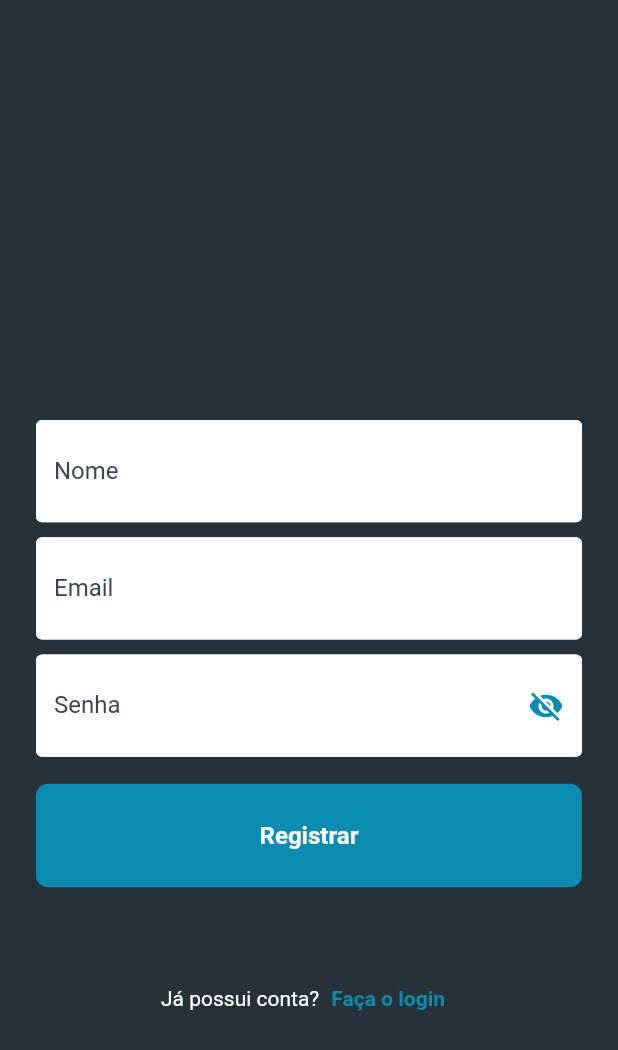
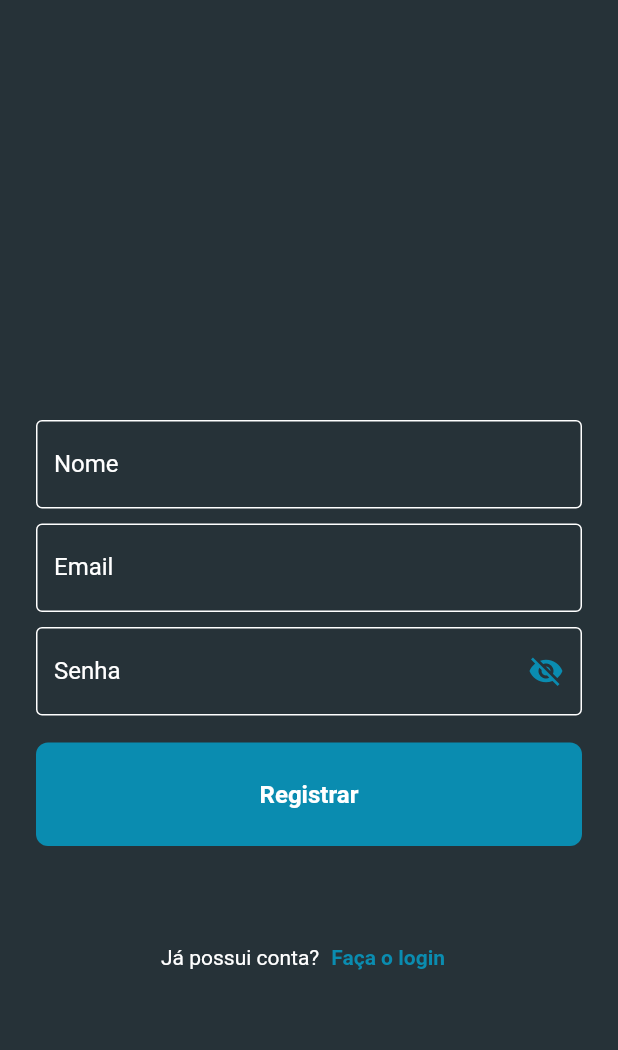
Before and after one commit to SamuelLuisGomes/monews_app, a Flutter app: the screen it shows after launch, after a tap on "Faça seu Cadastro", on a phone screen of 412 x 824 dp. Shown: the top 1050 px of the screen. Run offline on Flutter 3.47's test engine with Material 2 defaults, Android fonts, the light colour scheme and no system bars; our stand-ins replace cloud_firestore, firebase_auth, firebase_core; accounts and stored records are empty.

```diff
--- a/lib/views/autenticacao/login_view.dart
+++ b/lib/views/autenticacao/login_view.dart
@@ -45,65 +45,31 @@
                     SizedBox(
                       height: 280,
                     ),
-                    Container(
-                      decoration: BoxDecoration(border: Border.all(),
-                      borderRadius: BorderRadius.circular(12),),
-                      child: Row(
-                        children: [
-                        Padding(
-                          padding: EdgeInsets.all(8),
-                          child: Icon(
-                            Icons.email,
-                            color: Color.fromARGB(255, 10, 140, 176),
-                            // size: 32,
-                          ),
-                        ),
-                        Expanded(
-                          child:
-                          ),
-                      ],
+                    TextFormField(
+                      style: TextStyle(
+                        color: Colors.white,
 
                       ),
-                    )
-                    // TextFormField(
-                    //   style: TextStyle(
-                    //     color: Colors.white,
-
-                    //   ),
-                    //   /*== Criando o Input e adicionando suas características ==*/
-                    //   decoration: const InputDecoration(
-
-                    //     labelText: 'Email',
-                    //     labelStyle: TextStyle(
-                    //       color: Colors.white,
-
-                    //     ),
-                    //     prefix: Padding(
-                    //       padding: EdgeInsets.only(
-                    //         //left: 12,
-                    //         right: 8,
-
-                    //       ),
-                    //       child: Icon(
-                    //         Icons.email,
-                    //         color: Color.fromARGB(255, 10, 140, 176),
-                    //         // size: 32,
-                    //       ),
-                    //     ),
-                    //     enabledBorder: OutlineInputBorder(
-                    //       borderSide: BorderSide(color: Colors.white),
-                    //     ),
-                    //     focusedBorder: OutlineInputBorder(
-                    //         borderSide: BorderSide(
-                    //       color: Colors.white,
-                    //     )),
-                    //     fillColor: Colors.transparent,
-                    //     filled: true,
-                    //   ),
-                    //   controller: controller.emailController,
-                    //   validator: (value) =>
-                    //       FormularioController.validarEmail(value!),
-                    // ),
+                      /*== Criando o Input e adicionando suas características ==*/
+                      decoration: const InputDecoration(
+                        labelText: 'Email',
+                        labelStyle: TextStyle(
+                          color: Colors.white,
+                        ),
+                        enabledBorder: OutlineInputBorder(
+                          borderSide: BorderSide(color: Colors.white),
+                        ),
+                        focusedBorder: OutlineInputBorder(
+                            borderSide: BorderSide(
+                          color: Colors.white,
+                        )),
+                        fillColor: Colors.transparent,
+                        filled: true,
+                      ),
+                      controller: controller.emailController,
+                      validator: (value) =>
+                          FormularioController.validarEmail(value!),
+                    ),
                     SizedBox(
                       height: 10,
                     ),
@@ -116,10 +82,6 @@
                       decoration: InputDecoration(
                         labelText: 'Senha',
                         labelStyle: TextStyle(color: Colors.white),
-                        prefix: Icon(
-                          Icons.lock,
-                          color: Color.fromARGB(255, 10, 140, 176),
-                        ),
                         suffixIcon: IconButton(
                           icon: _obscureText
                               ? Icon(
--- a/lib/views/autenticacao/registro_view.dart
+++ b/lib/views/autenticacao/registro_view.dart
@@ -46,21 +46,21 @@
                     ),
                     TextFormField(
                       /*== Criando o Input e adicionando suas características ==*/
-                      decoration: InputDecoration(
+                      decoration: const InputDecoration(
                         labelText: 'Nome',
-                        labelStyle: TextStyle(color: Colors.blueGrey[800]),
-                        prefix: Icon(
-                          Icons.person,
-                          color: Color.fromARGB(255, 10, 140, 176),
+                        labelStyle: TextStyle(
+                          color: Colors.white,
                         ),
                         enabledBorder: OutlineInputBorder(
-                          borderSide: BorderSide(color: Colors.white),
+                          borderSide: BorderSide(
+                            color: Colors.white,
+                          ),
                         ),
                         focusedBorder: OutlineInputBorder(
                             borderSide: BorderSide(
                           color: Colors.white,
                         )),
-                        fillColor: Color.fromARGB(255, 255, 255, 255),
+                        fillColor: Colors.transparent,
                         filled: true,
                       ),
                       controller: controller.nomeController,
@@ -72,21 +72,21 @@
                     ),
                     TextFormField(
                       /*== Criando o Input e adicionando suas características ==*/
-                      decoration: InputDecoration(
+                      decoration: const InputDecoration(
                         labelText: 'Email',
-                        labelStyle: TextStyle(color: Colors.blueGrey[800]),
-                        prefix: Icon(
-                          Icons.email,
-                          color: Color.fromARGB(255, 10, 140, 176),
+                        labelStyle: TextStyle(
+                          color: Colors.white,
                         ),
                         enabledBorder: OutlineInputBorder(
-                          borderSide: BorderSide(color: Colors.white),
+                          borderSide: BorderSide(
+                            color: Colors.white,
+                          ),
                         ),
                         focusedBorder: OutlineInputBorder(
                             borderSide: BorderSide(
                           color: Colors.white,
                         )),
-                        fillColor: Color.fromARGB(255, 255, 255, 255),
+                        fillColor: Colors.transparent,
                         filled: true,
                       ),
                       controller: controller.emailController,
@@ -101,10 +101,8 @@
                       /*== Criando o Input e adicionando suas características ==*/
                       decoration: InputDecoration(
                         labelText: 'Senha',
-                        labelStyle: TextStyle(color: Colors.blueGrey[800]),
-                        prefix: Icon(
-                          Icons.lock,
-                          color: Color.fromARGB(255, 10, 140, 176),
+                        labelStyle: TextStyle(
+                          color: Colors.white,
                         ),
                         suffixIcon: IconButton(
                           icon: _obscureText
@@ -131,7 +129,7 @@
                             borderSide: BorderSide(
                           color: Colors.white,
                         )),
-                        fillColor: Color.fromARGB(255, 255, 255, 255),
+                        fillColor: Colors.transparent,
                         filled: true,
                       ),
                       controller: controller.senhaController,
```
Also changed, not shown: lib/components/app_bar_components.dart (added, +25 -0 lines), lib/views/autenticacao/reset_senha_view.dart (+2 -24 lines), lib/views/usuario/conta_usuario_view.dart (+22 -2 lines), lib/views/usuario/perfil_view.dart (+4 -4 lines).
